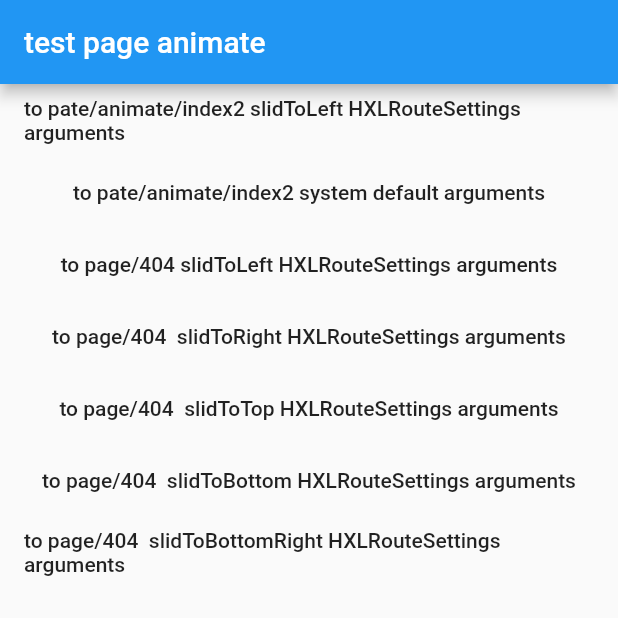
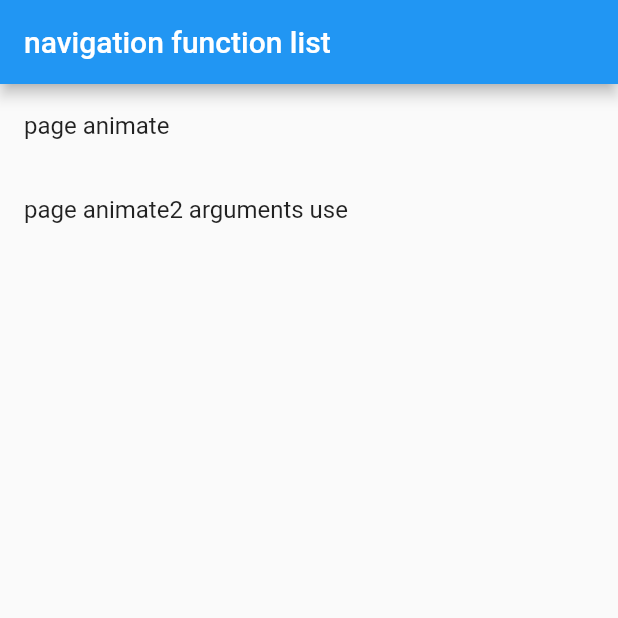
Before and after one commit to XHL-study/hxl_study, a Flutter app: the screen it shows after launch, on a phone screen of 412 x 824 dp, the top half of it. Run offline on Flutter 3.47's test engine with Material 2 defaults, Android fonts, the phone set to English and light mode, and no system bars.

Commit message:
feat：完善路由参数设置、获取 feat：增加获取方法的名称扩展

```diff
--- /dev/null
+++ b/lib/extension/function.dart
@@ -0,0 +1,11 @@
+///
+/// 扩展Function
+///
+
+extension CustomFunction on Function {
+  ///获取方法名称
+  String name() {
+    String s = toString();
+    return s.substring(s.indexOf("'") + 1, s.lastIndexOf("'"));
+  }
+}
--- /dev/null
+++ b/lib/pages/index.dart
@@ -0,0 +1,34 @@
+import 'package:flutter/material.dart';
+import 'package:hxl_study/pages/page_animate/index.dart';
+import 'package:hxl_study/pages/page_animate/index2.dart';
+
+class Index extends StatelessWidget {
+  static const String route = '/';
+
+  const Index({Key? key}) : super(key: key);
+
+  static List<Map<String, dynamic>> menu = [
+    {"label": "page animate", "page": PageAnimateIndex.route},
+    {"label": "page animate2 arguments use", "page": PageAnimateIndex2.route, "arguments": "test arguments"},
+  ];
+
+  @override
+  Widget build(BuildContext context) {
+    return Scaffold(
+      appBar: AppBar(
+        title: const Text("navigation function list"),
+      ),
+      body: ListView.builder(
+        itemCount: menu.length,
+        itemBuilder: (BuildContext context, int index) {
+          return ListTile(
+            title: Text(menu[index]['label']),
+            onTap: () {
+              Navigator.of(context).pushNamed(menu[index]['page'], arguments: menu[index]['arguments']);
+            },
+          );
+        },
+      ),
+    );
+  }
+}
--- a/lib/pages/page_animate/index.dart
+++ b/lib/pages/page_animate/index.dart
@@ -4,7 +4,7 @@ import 'package:hxl_study/router/animate.dart';
 import 'package:hxl_study/router/settings.dart';
 
 class PageAnimateIndex extends StatelessWidget {
-  static const String route = 'page/animate/index';
+  static const String route = '/page/animate/index';
 
   const PageAnimateIndex({Key? key}) : super(key: key);
 
@@ -19,51 +19,85 @@ class PageAnimateIndex extends StatelessWidget {
         children: [
           MaterialButton(
             onPressed: () {
-              Navigator.of(context).pushNamed(PageAnimateIndex2.route,
-                  arguments: const HXLRouteSettings(title: "哈哈", pageAnimate: HXLPageAnimate.slidToTop, arguments: "哦哦"));
+              Navigator.of(context).pushNamed(
+                PageAnimateIndex2.route,
+                arguments: const HXLRouteSettings(
+                  title: "哈哈",
+                  pageAnimate: HXLPageAnimate.slidToTop,
+                  arguments: "哦哦",
+                ),
+              );
             },
-            child: const Text("to pate/animate/index2 slidToLeft HXLRouteSettings arguments"),
+            child: const Text("to /pate/animate/index2 slidToLeft HXLRouteSettings arguments"),
           ),
           MaterialButton(
             onPressed: () {
-              Navigator.of(context).pushNamed(PageAnimateIndex2.route, arguments: "哦哦");
+              Navigator.of(context).pushNamed(
+                PageAnimateIndex2.route,
+                arguments: "哦哦",
+              );
             },
-            child: const Text("to pate/animate/index2 system default arguments"),
+            child: const Text("to /pate/animate/index2 system default arguments"),
           ),
           MaterialButton(
             onPressed: () {
-              Navigator.of(context)
-                  .pushNamed('/page/404', arguments: const HXLRouteSettings(pageAnimate: HXLPageAnimate.slidToLeft, arguments: "找不到页面"));
+              Navigator.of(context).pushNamed(
+                '/page/dd/404',
+                arguments: const HXLRouteSettings(
+                  pageAnimate: HXLPageAnimate.slidToLeft,
+                  arguments: "找不到页面",
+                ),
+              );
             },
-            child: const Text("to page/404 slidToLeft HXLRouteSettings arguments"),
+            child: const Text("to /page/dd/404 slidToLeft HXLRouteSettings arguments"),
           ),
           MaterialButton(
             onPressed: () {
-              Navigator.of(context)
-                  .pushNamed('/page/404', arguments: const HXLRouteSettings(pageAnimate: HXLPageAnimate.slidToRight, arguments: "找不到页面"));
+              Navigator.of(context).pushNamed(
+                '/page/404',
+                arguments: const HXLRouteSettings(
+                  pageAnimate: HXLPageAnimate.slidToRight,
+                  arguments: "找不到页面",
+                ),
+              );
             },
-            child: const Text("to page/404  slidToRight HXLRouteSettings arguments"),
+            child: const Text("to /page/404  slidToRight HXLRouteSettings arguments"),
           ),
           MaterialButton(
             onPressed: () {
-              Navigator.of(context)
-                  .pushNamed('/page/404', arguments: const HXLRouteSettings(pageAnimate: HXLPageAnimate.slidToTop, arguments: "找不到页面"));
+              Navigator.of(context).pushNamed(
+                '/page/404',
+                arguments: const HXLRouteSettings(
+                  pageAnimate: HXLPageAnimate.slidToTop,
+                  arguments: "找不到页面",
+                ),
+              );
             },
-            child: const Text("to page/404  slidToTop HXLRouteSettings arguments"),
+            child: const Text("to /page/404  slidToTop HXLRouteSettings arguments"),
           ),
           MaterialButton(
             onPressed: () {
-              Navigator.of(context)
-                  .pushNamed('/page/404', arguments: const HXLRouteSettings(pageAnimate: HXLPageAnimate.slidToBottom, arguments: "找不到页面"));
+              Navigator.of(context).pushNamed(
+                '/page/404',
+                arguments: const HXLRouteSettings(
+                  pageAnimate: HXLPageAnimate.slidToBottom,
+                  arguments: "找不到页面",
+                ),
+              );
             },
-            child: const Text("to page/404  slidToBottom HXLRouteSettings arguments"),
+            child: const Text("to /page/404  slidToBottom HXLRouteSettings arguments"),
           ),
           MaterialButton(
             onPressed: () {
-              Navigator.of(context).pushNamed('/page/404',
-                  arguments: const HXLRouteSettings(pageAnimate: HXLPageAnimate.slidToBottomRight, arguments: "找不到页面"));
+              Navigator.of(context).pushNamed(
+                '/page/404',
+                arguments: const HXLRouteSettings(
+                  pageAnimate: HXLPageAnimate.slidToBottomRight,
+                  arguments: "找不到页面",
+                ),
+              );
             },
-            child: const Text("to page/404  slidToBottomRight HXLRouteSettings arguments"),
+            child: const Text("to /page/404  slidToBottomRight HXLRouteSettings arguments"),
           ),
         ],
       )),
--- a/lib/pages/page_animate/index2.dart
+++ b/lib/pages/page_animate/index2.dart
@@ -2,23 +2,25 @@ import 'package:flutter/material.dart';
 import 'package:hxl_study/router/animate.dart';
 import 'package:hxl_study/router/settings.dart';
 
-
 class PageAnimateIndex2 extends StatelessWidget {
-  static const String route = 'page/animate/index2';
+  static const String route = '/page/animate/index2';
 
   const PageAnimateIndex2({Key? key}) : super(key: key);
 
   @override
   Widget build(BuildContext context) {
-    HXLRouteSettings args = ModalRoute.of(context)!.settings as HXLRouteSettings;
+    HXLRouteSettings args = HXLRouteSettings.get(context);
 
     debugPrint("${args.title}");
     return Scaffold(
       appBar: AppBar(
-        title: const Text("index2"),
+        title: Text("${args.title}"),
       ),
       body: Center(
-        child: Text('test page animate page index2\n $args',textAlign: TextAlign.center,),
+        child: Text(
+          'test page animate page index2\n $args',
+          textAlign: TextAlign.center,
+        ),
       ),
     );
   }
--- a/lib/router/route.dart
+++ b/lib/router/route.dart
@@ -1,3 +1,4 @@
+import 'package:hxl_study/pages/index.dart';
 import 'package:hxl_study/pages/page_animate/index.dart';
 import 'package:hxl_study/pages/page_animate/index2.dart';
 import 'package:hxl_study/router/animate.dart';
@@ -9,12 +10,17 @@ import 'package:hxl_study/router/settings.dart';
 class Routes {
   Routes._();
 
-  static const String initialRoute = PageAnimateIndex.route;
+  static const String initialRoute = Index.route;
 
   static Map<String, HXLRouter> routes = {
+    Index.route: HXLRouter(
+      title: 'index',
+      pageBuilder: () => const Index(),
+    ),
     PageAnimateIndex.route: HXLRouter(
       title: 'animate index',
       pageBuilder: () => const PageAnimateIndex(),
+      pageAnimate: HXLPageAnimate.slidToLeft,
     ),
     PageAnimateIndex2.route: HXLRouter(
       title: 'animate index2',
--- a/lib/router/settings.dart
+++ b/lib/router/settings.dart
@@ -1,7 +1,6 @@
 import 'package:flutter/foundation.dart';
 import 'package:flutter/material.dart';
 import 'package:hxl_study/router/animate.dart';
-
 
 ///路由页面
 typedef HXLPageBuilder = Widget Function();
@@ -9,31 +8,48 @@ typedef HXLPageBuilder = Widget Function();
 ///页面跳转方式
 typedef HXLPageAnimateFunction = Widget Function(Widget child, Animation<double> animation);
 
-
 ///
 /// 路由页面对象
 ///
 class HXLRouter {
-  final String title;
+  ///默认标题
+  final String? title;
+
+  ///默认的页面跳转动画回调
   final HXLPageAnimateFunction pageAnimate;
+
+  ///页面
   final HXLPageBuilder pageBuilder;
 
-  HXLRouter({required this.title, required this.pageBuilder, this.pageAnimate = HXLPageAnimate.system});
+  HXLRouter({
+    required this.title,
+    required this.pageBuilder,
+    this.pageAnimate = HXLPageAnimate.system,
+  });
 }
 
 ///
 ///路由跳转传参
 ///
 class HXLRouteSettings extends RouteSettings {
+  ///页面标题，，传入此参数会覆盖默认的[HXLRouter.title]
   final String? title;
 
-  ///动画跳转方式回调
+  ///动画跳转方式回调，传入此参数会覆盖默认的[HXLRouter.pageAnimate]
   final HXLPageAnimateFunction pageAnimate;
 
-  const HXLRouteSettings({this.title, this.pageAnimate = HXLPageAnimate.system, super.name, super.arguments});
+  const HXLRouteSettings({
+    this.title,
+    this.pageAnimate = HXLPageAnimate.system,
+    super.name,
+    super.arguments,
+  });
 
-  ///统一页面传参的方式，方便目标页面统一接收参数
-  static HXLRouteSettings copy(RouteSettings settings, HXLRouter? hxlRouter) {
+  ///统一页面传参
+  static HXLRouteSettings set(
+    RouteSettings settings,
+    HXLRouter? hxlRouter,
+  ) {
     try {
       HXLRouteSettings hxlRouteSettings = settings.arguments as HXLRouteSettings;
       return HXLRouteSettings(
@@ -52,6 +68,12 @@ class HXLRouteSettings extends RouteSettings {
     }
   }
 
+  ///统一获取页面参数
+  static HXLRouteSettings get(BuildContext context) {
+    return ModalRoute.of(context)!.settings as HXLRouteSettings;
+  }
+
   @override
-  String toString() => '${objectRuntimeType(this, 'RouteSettings')}("$name", $pageAnimate, $arguments)';
+  String toString() =>
+      '${objectRuntimeType(this, 'RouteSettings')}("name=$name",title=$title", pageAnimate=$pageAnimate, arguments=$arguments)';
 }
```
Also changed, not shown: lib/main.dart (+10 -1 lines), lib/pages/error/404.dart (+12 -2 lines).
